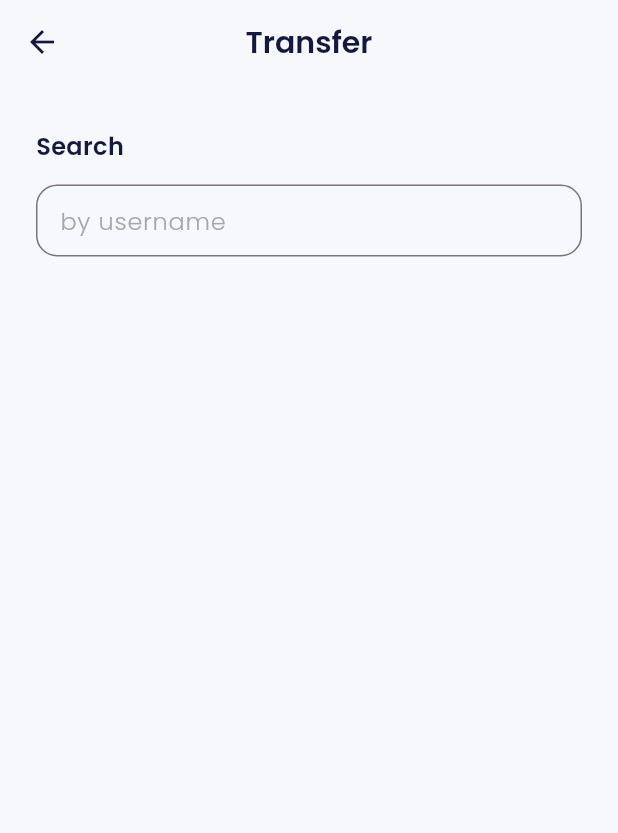
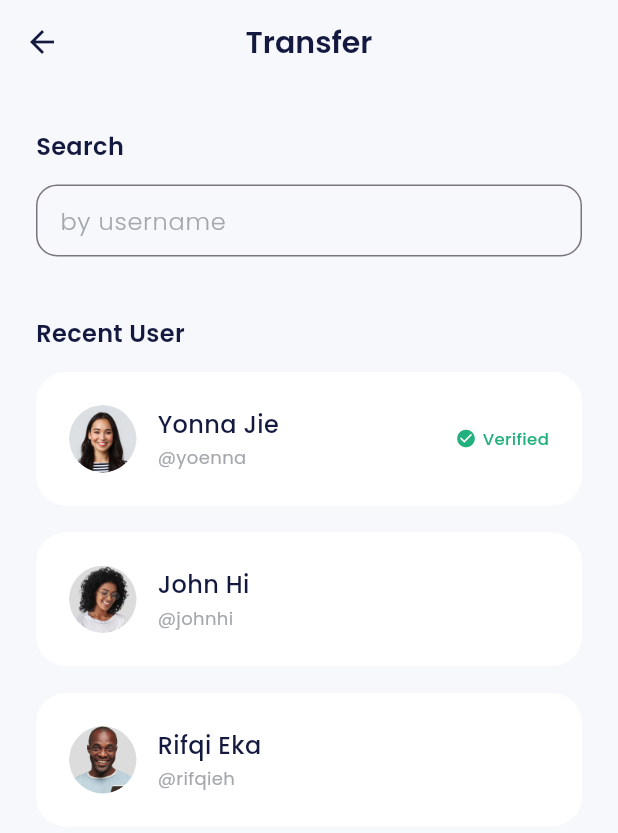
Before and after one commit to shandikadav/bank_sha, a Flutter app: the TransferPage screen opened by its route, on a phone screen of 412 x 824 dp. Shown: the top 833 px of the screen. Run offline on Flutter 3.47's test engine with Material 3 defaults, Android fonts, the phone set to English and light mode, and no system bars; our stand-ins replace carousel_slider, google_fonts.

```diff
--- a/lib/ui/pages/transfer_page.dart
+++ b/lib/ui/pages/transfer_page.dart
@@ -1,5 +1,6 @@
 import 'package:bank_sha/shared/theme/theme.dart';
 import 'package:bank_sha/ui/widgets/forms.dart';
+import 'package:bank_sha/ui/widgets/transfer_recent_user_item.dart';
 import 'package:flutter/material.dart';
 
 class TransferPage extends StatelessWidget {
@@ -31,8 +32,58 @@ class TransferPage extends StatelessWidget {
             title: 'by username',
             isShowTitle: false,
           ),
+          buildRecentUsers(),
         ],
       ),
     );
   }
 }
+
+Widget buildRecentUsers() {
+  return Container(
+    margin: const EdgeInsets.only(
+      top: 40,
+    ),
+    child: Column(
+      crossAxisAlignment: CrossAxisAlignment.start,
+      children: [
+        Text(
+          'Recent User',
+          style: blackTextStyle.copyWith(
+            fontSize: 16,
+            fontWeight: semiBold,
+          ),
+        ),
+        const SizedBox(
+          height: 14,
+        ),
+        TransferRecentUserItem(
+          imageUrl: 'assets/img_friend1.png',
+          name: 'Yonna Jie',
+          username: 'yoenna',
+          isVerified: true,
+        ),
+        TransferRecentUserItem(
+          imageUrl: 'assets/img_friend2.png',
+          name: 'John Hi',
+          username: 'johnhi',
+          isVerified: false,
+        ),
+        TransferRecentUserItem(
+          imageUrl: 'assets/img_friend3.png',
+          name: 'Rifqi Eka',
+          username: 'rifqieh',
+          isVerified: false,
+        ),
+      ],
+    ),
+  );
+}
+
+Widget buildResult() {
+  return Container(
+    margin: const EdgeInsets.only(
+      top: 40,
+    ),
+  );
+}
--- /dev/null
+++ b/lib/ui/widgets/transfer_recent_user_item.dart
@@ -0,0 +1,90 @@
+import 'package:bank_sha/shared/theme/theme.dart';
+import 'package:flutter/material.dart';
+
+class TransferRecentUserItem extends StatelessWidget {
+  final String imageUrl;
+  final String name;
+  final String username;
+  final bool isVerified;
+  const TransferRecentUserItem({
+    super.key,
+    required this.imageUrl,
+    required this.name,
+    required this.username,
+    this.isVerified = false,
+  });
+
+  @override
+  Widget build(BuildContext context) {
+    return Container(
+      margin: const EdgeInsets.only(
+        bottom: 18,
+      ),
+      padding: const EdgeInsets.all(22),
+      decoration: BoxDecoration(
+        borderRadius: BorderRadius.circular(20.0),
+        color: whiteColor,
+      ),
+      child: Row(
+        children: [
+          Container(
+            width: 45,
+            height: 45,
+            margin: const EdgeInsets.only(
+              right: 14,
+            ),
+            decoration: BoxDecoration(
+                shape: BoxShape.circle,
+                image: DecorationImage(
+                  image: AssetImage(
+                    imageUrl,
+                  ),
+                )),
+          ),
+          Column(
+            crossAxisAlignment: CrossAxisAlignment.start,
+            children: [
+              Text(
+                name,
+                style: blackTextStyle.copyWith(
+                  fontSize: 16,
+                  fontWeight: medium,
+                ),
+              ),
+              const SizedBox(
+                height: 2,
+              ),
+              Text(
+                '@$username',
+                style: greyTextStyle.copyWith(
+                  fontSize: 12,
+                ),
+              ),
+            ],
+          ),
+          const Spacer(),
+          if (isVerified)
+            Row(
+              children: [
+                Icon(
+                  Icons.check_circle,
+                  size: 14,
+                  color: greenColor,
+                ),
+                const SizedBox(
+                  width: 4,
+                ),
+                Text(
+                  'Verified',
+                  style: greenTextStyle.copyWith(
+                    fontSize: 11,
+                    fontWeight: medium,
+                  ),
+                ),
+              ],
+            )
+        ],
+      ),
+    );
+  }
+}
```
